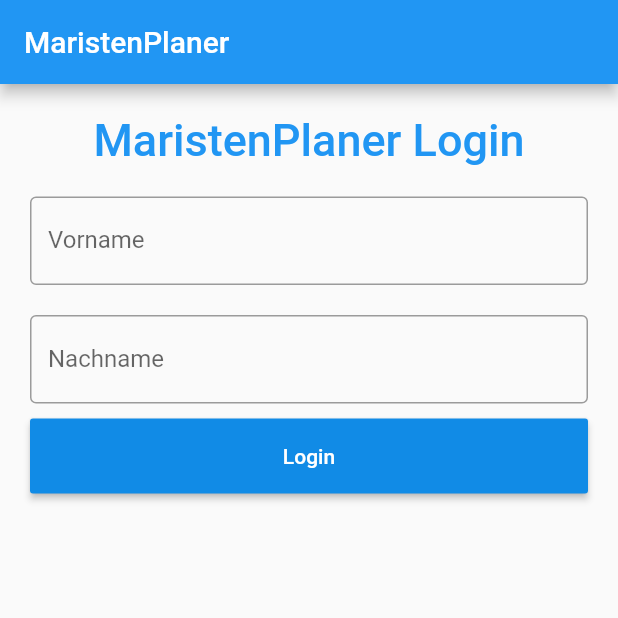
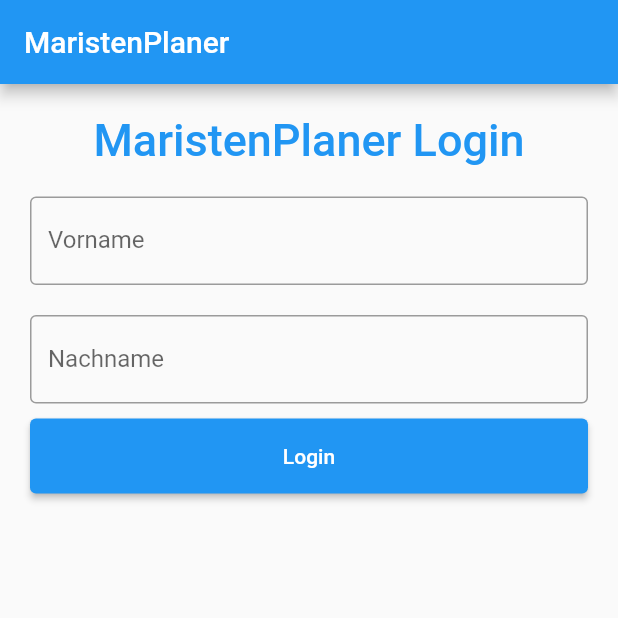
Before and after one commit to ChaosSchulInformatiker/Software-Projekt, a Flutter app: the screen it shows after launch, on a phone screen of 412 x 824 dp, the top half of it. Run offline on Flutter 3.47's test engine with Material 2 defaults, Android fonts, the light colour scheme and no system bars.

Commit message:
Changed RaisedButton to ElevatedButton

```diff
--- a/App/maristen_planer/lib/login.dart
+++ b/App/maristen_planer/lib/login.dart
@@ -60,9 +60,7 @@ class _LoginScreenState  extends State<LoginScreen> {
             Container(
                 height: 50,
                 padding: EdgeInsets.fromLTRB(10, 0, 10, 0),
-                child: RaisedButton(
-                  textColor: Colors.white,
-                  color: maristenBlueLight,
+                child: ElevatedButton(
                   child: Text('Login'),
                   onPressed: () {
                     print(fNameController.text);
```
